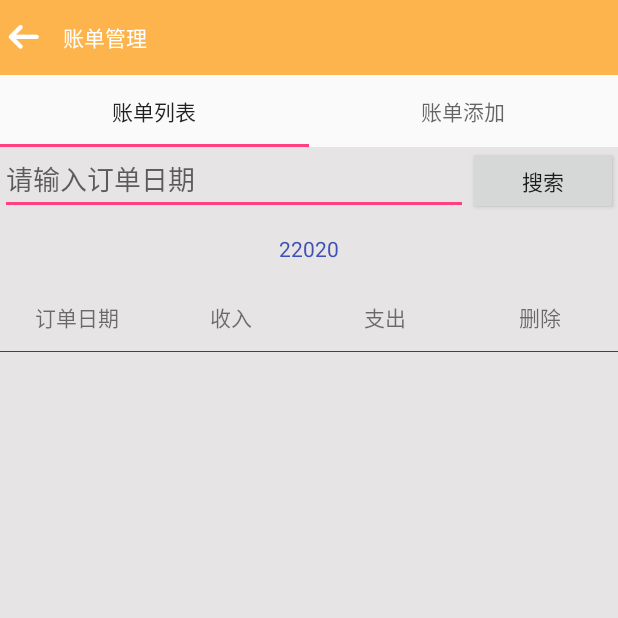
After one commit to blythe104/supermarket, an Android app: the BillActivity screen opened directly, with no data from a screen before it, on a phone screen of 412 x 824 dp, the top half of it. The commit adds this screen. Run offline under Robolectric (Android 15) with nearby library versions, the phone set to English and light mode, and no system bars; libraries missing offline, so code that uses them is left out: cn.bmob.v3; 4 statements that could not run were skipped.

Commit message:
add bill

```diff
--- /dev/null
+++ b/app/src/main/java/com/fuyuan/marketmanage/bill/BillActivity.java
@@ -0,0 +1,61 @@
+package com.fuyuan.marketmanage.bill;
+
+import android.support.design.widget.TabLayout;
+import android.support.v4.view.ViewPager;
+import android.view.View;
+import android.widget.TextView;
+
+import com.fuyuan.marketmanage.R;
+import com.fuyuan.marketmanage.base.BaseActivity;
+import com.fuyuan.marketmanage.base.BaseFragment;
+import com.fuyuan.marketmanage.bill.fragment.BillManagerFragment;
+import com.fuyuan.marketmanage.bill.fragment.BillsFragment;
+import com.fuyuan.marketmanage.user.adapter.FragmentAdapter;
+import com.fuyuan.marketmanage.widget.exception.repeatFlagException;
+
+import java.util.ArrayList;
+import java.util.List;
+
+public class BillActivity extends BaseActivity {
+    private TextView mTvTitle;
+    private ViewPager mViewPager;
+    private TabLayout tableLayout;
+    private List<BaseFragment> fragments;
+
+
+    @Override
+    public void initView() {
+        setContentView(R.layout.activity_bill);
+        mTvTitle = (TextView) findViewById(R.id.tv_title);
+        mViewPager = (ViewPager) findViewById(R.id.viewpager);
+        tableLayout = (TabLayout) findViewById(R.id.tabs);
+
+    }
+
+    @Override
+    public void initListener() {
+
+    }
+
+    @Override
+    public void initData() throws repeatFlagException {
+        mTvTitle.setText("账单管理");
+        fragments = new ArrayList<>();
+        fragments.add(new BillsFragment());
+        fragments.add(new BillManagerFragment());
+        List<String> tabList = new ArrayList<String>();
+        tabList.add("账单列表");
+        tabList.add("账单添加");
+        FragmentAdapter fragmentAdapter = new FragmentAdapter(getSupportFragmentManager(), fragments, tabList);
+        mViewPager.setAdapter(fragmentAdapter);
+        tableLayout.setupWithViewPager(mViewPager);
+        tableLayout.setTabMode(TabLayout.MODE_FIXED);
+
+
+    }
+
+    @Override
+    public void processClick(View v) {
+
+    }
+}
--- /dev/null
+++ b/app/src/main/java/com/fuyuan/marketmanage/bill/fragment/BillManagerFragment.java
@@ -0,0 +1,94 @@
+package com.fuyuan.marketmanage.bill.fragment;
+
+import android.os.Bundle;
+import android.text.TextUtils;
+import android.view.LayoutInflater;
+import android.view.View;
+import android.view.ViewGroup;
+import android.view.WindowManager;
+import android.widget.Button;
+import android.widget.EditText;
+import android.widget.Toast;
+
+import com.fuyuan.marketmanage.R;
+import com.fuyuan.marketmanage.base.BaseFragment;
+import com.fuyuan.marketmanage.bill.bean.Bill;
+
+import cn.bmob.v3.exception.BmobException;
+import cn.bmob.v3.listener.SaveListener;
+
+/**
+ * Created by xin on 2017/1/3.
+ */
+
+public class BillManagerFragment extends BaseFragment implements View.OnClickListener {
+
+    private EditText mEtIncome;
+    private EditText mEtPay;
+    private Button mBtnAdd;
+    private EditText mEtDesc;
+    private EditText mEtDate;
+
+    @Override
+    protected View initView(LayoutInflater inflater, ViewGroup container, Bundle savedInstanceState) {
+        View view = inflater.inflate(R.layout.bill_fragment_layout, null);
+        //设置键盘模式
+        mActivity.getWindow().setSoftInputMode(WindowManager.LayoutParams.SOFT_INPUT_STATE_ALWAYS_VISIBLE);
+        //添加账单
+        mEtDate = (EditText) view.findViewById(R.id.et_date);
+        mEtIncome = (EditText) view.findViewById(R.id.et_income);
+        mEtPay = (EditText) view.findViewById(R.id.et_pay);
+        mEtDesc = (EditText) view.findViewById(R.id.et_paydesc);
+        mBtnAdd = (Button) view.findViewById(R.id.btn_addbill);
+
+
+        setListener();
+        return view;
+    }
+
+    private void setListener() {
+        mBtnAdd.setOnClickListener(this);
+
+    }
+
+
+    @Override
+    public void onClick(View v) {
+        switch (v.getId()) {
+            case R.id.btn_addbill:
+                addBill();
+                break;
+        }
+
+    }
+
+
+    private void addBill() {
+        Bill goodsBean = new Bill();
+        String date = mEtDate.getText().toString();
+        String income = mEtIncome.getText().toString();
+        String pay = mEtPay.getText().toString();
+        String desc = mEtDesc.getText().toString();
+
+        if (TextUtils.isEmpty(income)) {
+            Toast.makeText(mActivity, "账单收入金额不能为空", Toast.LENGTH_SHORT).show();
+        } else {
+            goodsBean.setBilldate(date);
+            goodsBean.setIncome(income);
+            goodsBean.setPay(pay);
+            goodsBean.setPaydesc(desc);
+            goodsBean.save(new SaveListener<String>() {
+                @Override
+                public void done(String s, BmobException e) {
+                    if (e == null) {
+                        Toast.makeText(mActivity, "创建数据成功", Toast.LENGTH_SHORT).show();
+                    } else {
+                        Toast.makeText(mActivity, "创建数据失败" + e.toString(), Toast.LENGTH_SHORT).show();
+                    }
+
+                }
+            });
+        }
+    }
+
+}
--- /dev/null
+++ b/app/src/main/java/com/fuyuan/marketmanage/bill/fragment/BillsFragment.java
@@ -0,0 +1,115 @@
+package com.fuyuan.marketmanage.bill.fragment;
+
+import android.os.Bundle;
+import android.text.TextUtils;
+import android.view.LayoutInflater;
+import android.view.View;
+import android.view.ViewGroup;
+import android.widget.Button;
+import android.widget.EditText;
+import android.widget.ListView;
+import android.widget.Toast;
+
+import com.fuyuan.marketmanage.R;
+import com.fuyuan.marketmanage.base.BaseFragment;
+import com.fuyuan.marketmanage.bill.adapter.BillAdapter;
+import com.fuyuan.marketmanage.bill.bean.Bill;
+
+import java.util.ArrayList;
+import java.util.List;
+
+import cn.bmob.v3.BmobQuery;
+import cn.bmob.v3.exception.BmobException;
+import cn.bmob.v3.listener.FindListener;
+
+/**
+ * Created by xin on 2017/1/3.
+ */
+
+public class BillsFragment extends BaseFragment implements View.OnClickListener {
+
+    private ListView mLlBill;
+    private BillAdapter goodsAdapter;
+    private ArrayList<Bill> bmobUserList;
+    private Button mBtnSearch;
+    private EditText mEtFindDate;
+
+    @Override
+    protected View initView(LayoutInflater inflater, ViewGroup container, Bundle savedInstanceState) {
+        View view = inflater.inflate(R.layout.bill_fragment, null);
+        mLlBill = (ListView) view.findViewById(R.id.ll_bill);
+        mBtnSearch = (Button) view.findViewById(R.id.btn_search);
+        mEtFindDate = (EditText) view.findViewById(R.id.et_finddate);
+
+        setListener();
+        queryGoods();
+        return view;
+    }
+
+    private void setListener() {
+        mBtnSearch.setOnClickListener(this);
+    }
+
+
+    //查询用户
+    public void queryGoods() {
+        BmobQuery<Bill> query = new BmobQuery<>();
+        query.order("-createdAt");
+        query.findObjects(new FindListener<Bill>() {
+            @Override
+            public void done(List<Bill> list, BmobException e) {
+                if (list.size() != 0) {
+                    Toast.makeText(mActivity, "账单信息查询成功", Toast.LENGTH_SHORT).show();
+
+                    bmobUserList = (ArrayList<Bill>) list;
+                    goodsAdapter = new BillAdapter(mActivity, bmobUserList);
+                    mLlBill.setAdapter(goodsAdapter);
+                    goodsAdapter.notifyDataSetChanged();
+
+                } else {
+                    Toast.makeText(mActivity, "没有账单信息", Toast.LENGTH_SHORT).show();
+                }
+            }
+        });
+
+
+    }
+
+    @Override
+    public void onClick(View v) {
+        switch (v.getId()) {
+            case R.id.btn_search:
+                String goods = mEtFindDate.getText().toString();
+                if (TextUtils.isEmpty(goods)) {
+                    Toast.makeText(mActivity, "账单日期不能为空", Toast.LENGTH_SHORT).show();
+                } else {
+                    query(goods);
+                }
+                break;
+        }
+
+    }
+
+
+    private void query(String goods) {
+        BmobQuery<Bill> query = new BmobQuery<>();
+        query.order("-createdAt");
+        query.addWhereEqualTo("billdate", goods);
+        query.findObjects(new FindListener<Bill>() {
+            @Override
+            public void done(List<Bill> list, BmobException e) {
+                if (list.size() != 0) {
+                    Toast.makeText(mActivity, "账单信息查询成功", Toast.LENGTH_SHORT).show();
+
+                    bmobUserList = (ArrayList<Bill>) list;
+                    goodsAdapter = new BillAdapter(mActivity, bmobUserList);
+                    mLlBill.setAdapter(goodsAdapter);
+
+                } else {
+                    Toast.makeText(mActivity, "没有账单信息", Toast.LENGTH_SHORT).show();
+                }
+            }
+        });
+    }
+
+}
--- /dev/null
+++ b/app/src/main/res/layout/activity_bill.xml
@@ -0,0 +1,24 @@
+<?xml version="1.0" encoding="utf-8"?>
+<LinearLayout
+    xmlns:android="http://schemas.android.com/apk/res/android"
+    android:layout_width="match_parent"
+    android:layout_height="match_parent"
+    android:orientation="vertical"
+>
+
+    <include layout="@layout/login_title_bar"/>
+
+    <android.support.design.widget.TabLayout
+        android:id="@+id/tabs"
+        android:layout_width="match_parent"
+        android:layout_height="wrap_content"/>
+
+    <android.support.v4.view.ViewPager
+        android:id="@+id/viewpager"
+        android:layout_width="match_parent"
+        android:layout_height="0dp"
+        android:layout_weight="1"
+        android:background="@color/theme_gray"/>
+
+
+</LinearLayout>
--- a/app/src/main/res/layout/activity_main.xml
+++ b/app/src/main/res/layout/activity_main.xml
@@ -12,7 +12,7 @@
             android:layout_columnWeight="1"
             android:text="用户管理"/>
 
-    <Button android:id="@+id/btn_menu"
+    <Button android:id="@+id/btn_bill"
             style="@style/mainStyle"
             android:layout_columnWeight="1"
             android:text="账单管理"/>
--- /dev/null
+++ b/app/src/main/res/layout/bill_fragment.xml
@@ -0,0 +1,73 @@
+<?xml version="1.0" encoding="utf-8"?>
+<LinearLayout xmlns:android="http://schemas.android.com/apk/res/android"
+              android:layout_width="match_parent"
+              android:layout_height="match_parent"
+              android:orientation="vertical">
+    <LinearLayout
+        android:layout_width="match_parent"
+        android:layout_height="45dp"
+        android:orientation="horizontal">
+
+        <EditText
+            android:id="@+id/et_finddate"
+            android:layout_width="0dp"
+            android:layout_height="match_parent"
+            android:layout_weight="1"
+            android:hint="请输入订单日期"/>
+        <Button
+            android:id="@+id/btn_search"
+            android:layout_width="100dp"
+            android:layout_height="match_parent"
+            android:text="搜索"/>
+    </LinearLayout>
+    <TextView
+        android:id="@+id/tv_total"
+        android:layout_width="match_parent"
+              android:layout_height="45dp"
+        android:gravity="center"
+        android:textColor="@color/colorPrimary"
+        android:text="22020"/>
+
+    <LinearLayout
+        android:layout_width="match_parent"
+        android:layout_height="wrap_content"
+        android:orientation="horizontal">
+        <TextView
+            android:layout_width="0dp"
+            android:layout_height="45dp"
+            android:layout_weight="1"
+            android:gravity="center"
+            android:text="订单日期"/>
+
+        <TextView
+            android:layout_width="0dp"
+            android:layout_height="45dp"
+            android:layout_weight="1"
+            android:gravity="center"
+            android:text="收入"/>
+
+        <TextView
+            android:layout_width="0dp"
+            android:layout_height="45dp"
+            android:layout_weight="1"
+            android:gravity="center"
+            android:text="支出"/>
+        <TextView
+            android:layout_width="0dp"
+            android:layout_height="45dp"
+            android:layout_weight="1"
+            android:gravity="center"
+            android:text="删除"/>
+    </LinearLayout>
+
+    <View
+        android:layout_width="match_parent"
+        android:layout_height="1px"
+        android:background="@color/colorLightBlack"/>
+
+    <ListView
+        android:id="@+id/ll_bill"
+        android:layout_width="match_parent"
+        android:layout_height="match_parent"
+    />
+</LinearLayout>
```
Also changed, not shown: app/src/main/AndroidManifest.xml (+7 -6 lines), app/src/main/java/com/fuyuan/marketmanage/MainActivity.java (+9 -2 lines), app/src/main/java/com/fuyuan/marketmanage/bill/adapter/BillAdapter.java (added, +96 -0 lines), app/src/main/java/com/fuyuan/marketmanage/bill/bean/Bill.java (added, +48 -0 lines), app/src/main/res/layout/bill_fragment_layout.xml (added, +70 -0 lines), app/src/main/res/layout/bill_layout.xml (added, +48 -0 lines).
